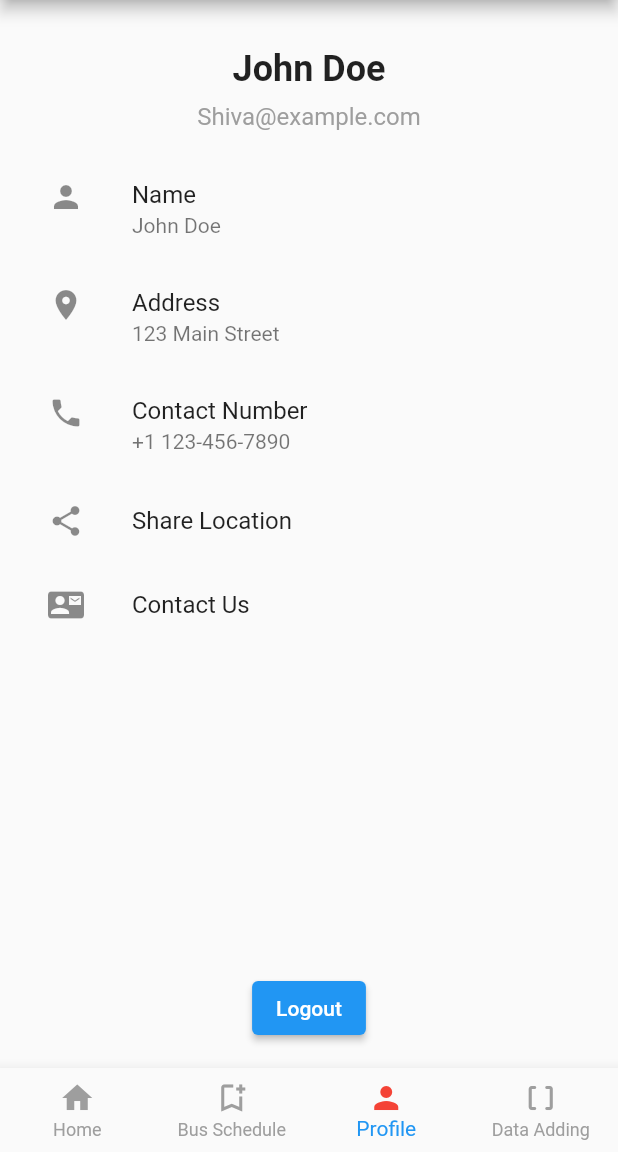
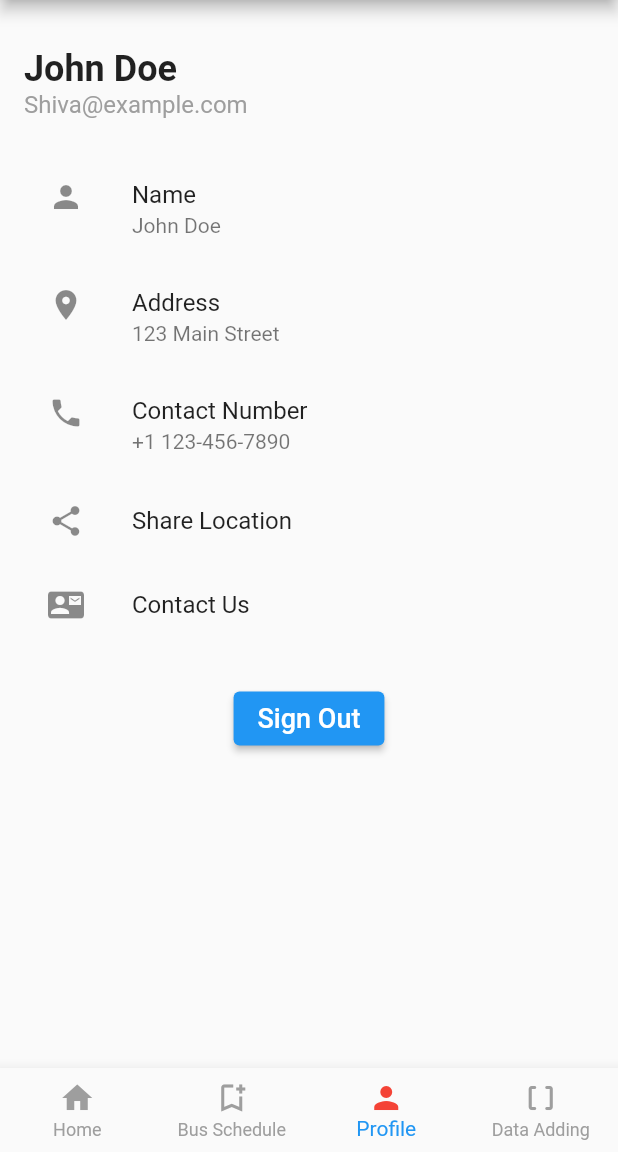
Before and after one commit to navaneethkulal8/Get_my_bus, a Flutter app: the screen it shows after launch, item 3 of the bottom bar chosen, on a phone screen of 412 x 824 dp, the part 84-1236 px from its top. Run offline on Flutter 3.47's test engine with Material 2 defaults, Android fonts, the phone set to English and light mode, and no system bars; our stand-ins replace cloud_firestore, firebase_auth, firebase_core, google_maps_flutter; accounts and stored records are empty.

Commit message:
create account and login is working again minor changes to profile page

```diff
--- a/lib/pages/profilepage.dart
+++ b/lib/pages/profilepage.dart
@@ -8,14 +8,12 @@ class ProfilePage extends StatelessWidget {
   @override
   Widget build(BuildContext context) {
     return Scaffold(
-      body: Center(
-        child: Padding(
+      body: Padding(
         padding: const EdgeInsets.all(16.0),
         child: Column(
-            mainAxisAlignment: MainAxisAlignment.center,
-            crossAxisAlignment: CrossAxisAlignment.center,
+          crossAxisAlignment: CrossAxisAlignment.start,
           children: [
-              const SizedBox(height: 16),
+            SizedBox(height: 16),
             Text(
               'John Doe',
               style: TextStyle(
@@ -23,7 +21,6 @@ class ProfilePage extends StatelessWidget {
                 fontWeight: FontWeight.bold,
               ),
             ),
-              const SizedBox(height: 8),
             Text(
               'Shiva@example.com',
               style: TextStyle(
@@ -31,28 +28,40 @@ class ProfilePage extends StatelessWidget {
                 color: Colors.grey,
               ),
             ),
-              const SizedBox(height: 16),
-              Expanded(
-                child: ListView(
-                  children: [
+            SizedBox(height: 24),
             _buildListTile(Icons.person, 'Name', 'John Doe'),
             _buildListTile(
-                        Icons.location_on, 'Address', '123 Main Street'),
+              Icons.location_on,
+              'Address',
+              '123 Main Street',
+            ),
             _buildListTile(
-                        Icons.phone, 'Contact Number', '+1 123-456-7890'),
+              Icons.phone,
+              'Contact Number',
+              '+1 123-456-7890',
+            ),
             _buildListTile(
-                        Icons.share, 'Share Location', _handleShareLocation),
+              Icons.share,
+              'Share Location',
+              _handleShareLocation,
+            ),
             _buildListTile(
-                        Icons.contact_mail, 'Contact Us', _handleContactUs),
-                  ],
+              Icons.contact_mail,
+              'Contact Us',
+              _handleContactUs,
+            ),
+            SizedBox(height: 24),
+            Align(
+              alignment: Alignment.center,
+              child: ElevatedButton(
+                onPressed: () => _onLogoutPressed(context),
+                child: Text(
+                  'Sign Out',
+                  style: TextStyle(fontSize: 18),
                 ),
               ),
-              ElevatedButton(
-                onPressed: () => _onLogoutPressed(context),
-                child: const Text('Logout'),
             ),
           ],
-          ),
         ),
       ),
     );
@@ -88,7 +97,7 @@ class ProfilePage extends StatelessWidget {
         context: context,
         builder: (BuildContext context) {
           return AlertDialog(
-            title: const Text('Logout Failed'),
+            title: Text('Logout Failed'),
             content:
                 Text('An error occurred while logging out. Please try again.'),
             actions: <Widget>[
@@ -96,7 +105,7 @@ class ProfilePage extends StatelessWidget {
                 onPressed: () {
                   Navigator.of(context).pop();
                 },
-                child: const Text('OK'),
+                child: Text('OK'),
               ),
             ],
           );
@@ -105,4 +114,3 @@ class ProfilePage extends StatelessWidget {
     }
   }
 }
-// Modifiying the pofile page to make to share the location
```
Lines whose indentation alone changed are shown as unchanged.
